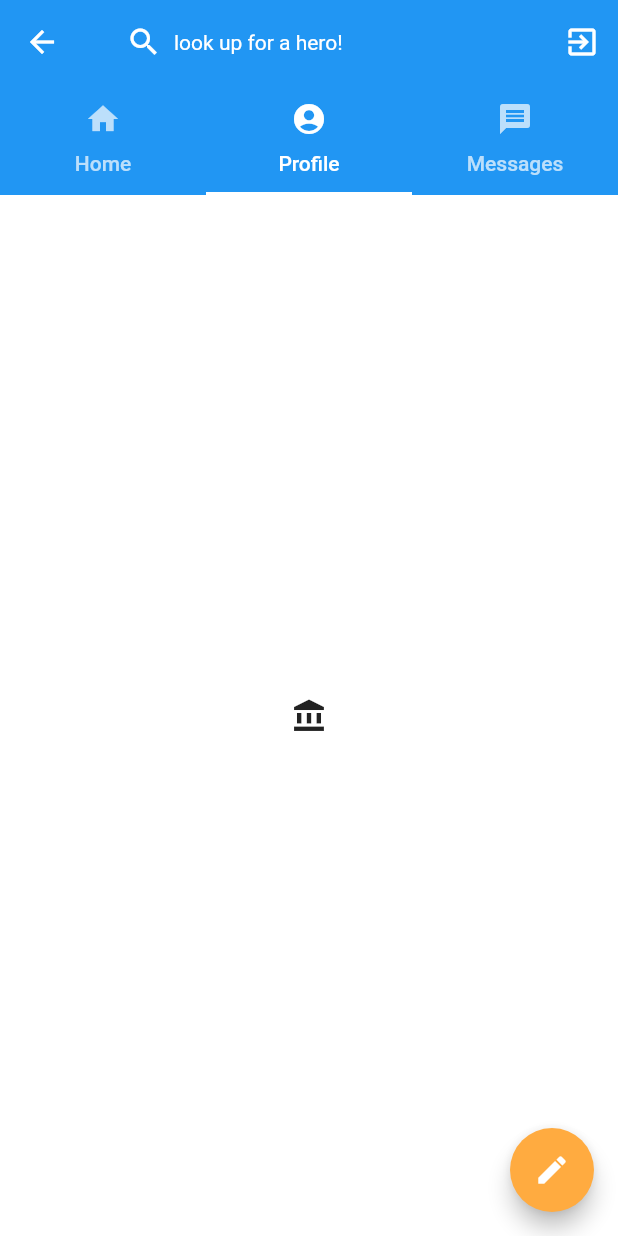
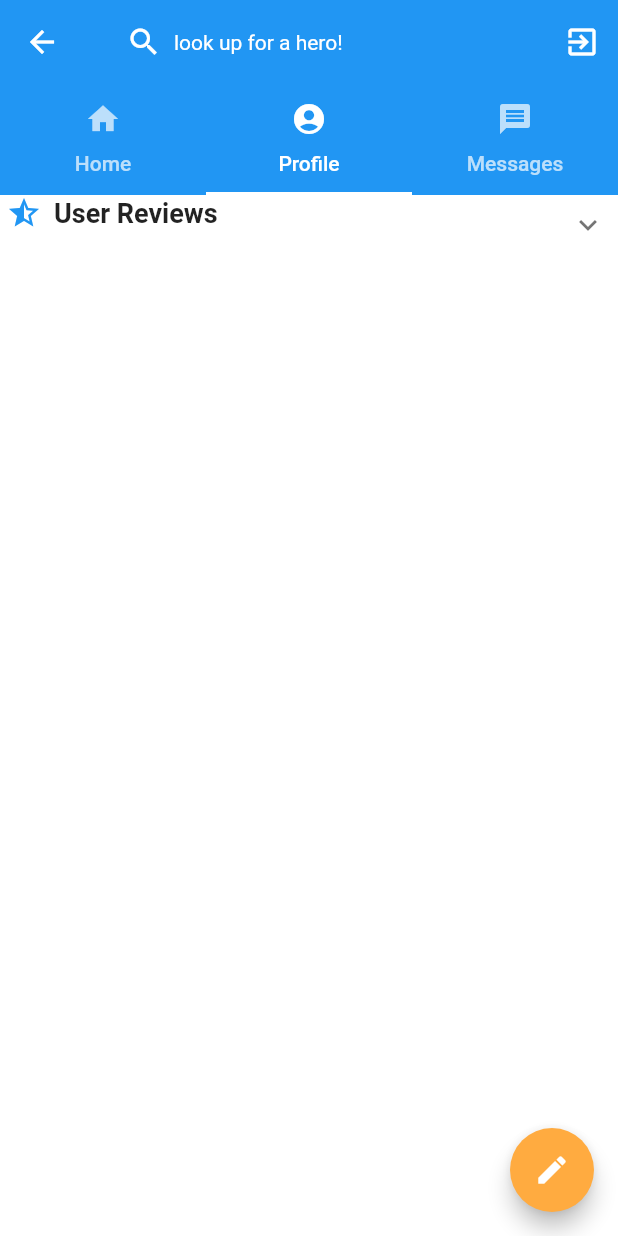
Before and after one commit to omzer/United-Social-App, a Flutter app: the MyHomePage screen opened directly, tab 2 chosen, on a phone screen of 412 x 824 dp. Run offline on Flutter 3.47's test engine with Material 2 defaults, Android fonts, the phone set to English and light mode, and no system bars; drawn by our look-alikes of expandable; our stand-ins replace cloud_firestore, fancy_bottom_navigation, file_picker, firebase_auth, firebase_storage, liquid_pull_to_refresh and 1 more; missing offline and left inert: intro_views_flutter; accounts and stored records are empty.

Commit message:
fixing expandable reviews

```diff
--- a/lib/backend/my_db.dart
+++ b/lib/backend/my_db.dart
@@ -230,4 +230,38 @@ class MyDB {
       StaticContent.pushReplacement(context, HomePage());
     });
   }
+
+  static Future<List<dynamic>> getReviews(String uid) async {
+    List<dynamic> list = [];
+    String rateContent, imgURL, name, id;
+    int rate;
+    QuerySnapshot reviews;
+    await _db
+        .collection('users')
+        .document(uid)
+        .collection('rate')
+        .getDocuments()
+        .then(
+      (QuerySnapshot _) {
+        reviews = _;
+      },
+    );
+    for (int i = 0; i < reviews.documents.length; i++) {
+      rate = reviews.documents[i]['rate'];
+      rateContent = reviews.documents[i]['rateContent'];
+      id = reviews.documents[i]['uid'];
+      await _db.collection('users').document(id).get().then((_) {
+        imgURL = _.data['photoURL'];
+        name = _.data['displayName'];
+        list.add({
+          'rateContent': rateContent,
+          'imgURL': imgURL,
+          'name': name,
+          'rate': rate,
+        });
+      });
+    }
+
+    return list;
+  }
 }
--- a/lib/custom_widgets/my_dialogs.dart
+++ b/lib/custom_widgets/my_dialogs.dart
@@ -1,6 +1,5 @@
 import 'package:flutter/material.dart';
 import 'package:social/MyClasses/static_content.dart';
-import 'package:smooth_star_rating/smooth_star_rating.dart';
 import 'package:social/backend/my_db.dart';
 import 'package:social/custom_widgets/my_custom_textfeild.dart';
 import 'package:social/custom_widgets/my_star_rating.dart';
@@ -13,7 +12,7 @@ class MyDialogs {
       builder: (BuildContext context) {
         return AlertDialog(
           title: Text(title),
-          content: Text(content),
+          content: SingleChildScrollView(child: Text(content)),
           actions: <Widget>[
             FlatButton(
               onPressed: () => Navigator.pop(context),
--- /dev/null
+++ b/lib/custom_widgets/my_expandable_reviews.dart
@@ -0,0 +1,141 @@
+import 'package:expandable/expandable.dart';
+import 'package:flutter/material.dart';
+import 'package:social/backend/my_db.dart';
+import 'package:social/custom_widgets/my_dialogs.dart';
+import 'package:social/custom_widgets/my_text.dart';
+import 'package:smooth_star_rating/smooth_star_rating.dart';
+
+class MyExpandableReviews extends StatelessWidget {
+  final String uid;
+  final BuildContext context;
+  MyExpandableReviews({
+    this.uid,
+    this.context,
+  });
+
+  @override
+  Widget build(BuildContext context) {
+    return ExpandablePanel(
+      header: _buildHeader(),
+      expanded: _buildFuture(),
+    );
+  }
+
+  Widget _buildFuture() {
+    return FutureBuilder(
+      future: MyDB.getReviews(uid),
+      builder: (context, snap) {
+        if (snap.connectionState == ConnectionState.waiting) {
+          return Column(children: <Widget>[LinearProgressIndicator()]);
+        }
+        List<dynamic> listOfReviews = snap.data;
+        List<Widget> listOfWidgets = [];
+        listOfReviews.forEach((review) {
+          listOfWidgets.add(
+            _buildReview(
+              review['rate'],
+              review['rateContent'],
+              review['imgURL'],
+              review['name'],
+            ),
+          );
+          listOfWidgets.add(SizedBox(height: 8));
+        });
+        return Column(children: listOfWidgets);
+      },
+    );
+  }
+
+  Widget _buildHeader() {
+    return Row(
+      children: <Widget>[
+        SizedBox(width: 4),
+        Icon(
+          Icons.star_half,
+          color: Colors.blue,
+        ),
+        SizedBox(width: 8),
+        MyText(
+          content: 'User Reviews',
+          size: 18,
+          isBold: true,
+        ),
+      ],
+    );
+  }
+
+// 47630951
+  Widget _buildReview(int rating, String review, String imgURL, String name) {
+    return SizedBox(
+      width: double.infinity,
+      height: 150,
+      child: InkWell(
+        onTap: () => _showReview(review),
+        child: Card(
+          elevation: 10,
+          child: Stack(
+            children: <Widget>[
+              _buildUserImage(imgURL),
+              _buildName(name),
+              _buildRating(rating),
+              _buildReviewContent(review),
+            ],
+          ),
+        ),
+      ),
+    );
+  }
+
+  Widget _buildUserImage(String imgURL) {
+    return Positioned(
+      left: 4,
+      top: 4,
+      child: CircleAvatar(
+        backgroundImage: NetworkImage(imgURL),
+        radius: 25,
+        backgroundColor: Colors.amber,
+      ),
+    );
+  }
+
+  Widget _buildName(String name) {
+    return Positioned(
+      top: 10,
+      left: 60,
+      child: MyText(
+        content: name.toUpperCase(),
+        size: 16,
+      ),
+    );
+  }
+
+  Widget _buildRating(int rate) {
+    return Positioned(
+      top: 10,
+      right: 10,
+      child: SmoothStarRating(
+        rating: rate.toDouble(),
+        starCount: 5,
+        size: 20,
+      ),
+    );
+  }
+
+  Widget _buildReviewContent(String review) {
+    return Positioned(
+      left: 8,
+      top: 65,
+      right: 8,
+      child: MyText(
+        size: 16,
+        content: review,
+        maxLines: 3,
+        overflow: TextOverflow.fade,
+      ),
+    );
+  }
+
+  void _showReview(String review) {
+    MyDialogs.showCustomDialog(context, 'Review content', review);
+  }
+}
--- a/lib/main.dart
+++ b/lib/main.dart
@@ -1,14 +1,11 @@
 import 'package:flutter/material.dart';
 import 'package:social/pages/guid_page.dart';
-
 
 void main() => runApp(MyApp());
 
 class MyApp extends StatelessWidget {
   @override
   Widget build(BuildContext context) {
-
-
     return MaterialApp(
 //      showSemanticsDebugger: true,
       debugShowCheckedModeBanner: false,
--- a/lib/pages/home_page.dart
+++ b/lib/pages/home_page.dart
@@ -5,6 +5,7 @@ import 'package:social/backend/firebase_auth.dart';
 import 'package:social/backend/my_db.dart';
 import 'package:social/custom_widgets/my_custom_post.dart';
 import 'package:social/custom_widgets/my_dialogs.dart';
+import 'package:social/custom_widgets/my_expandable_reviews.dart';
 import 'package:social/custom_widgets/my_text.dart';
 import 'package:social/pages/view_detailed_post.dart';
 import 'new_post_page.dart';
@@ -208,7 +209,14 @@ class _MyHomePageState extends State<MyHomePage>
   }
 
   Widget _buildProfileTab() {
-    return Icon(Icons.account_balance);
+    return ListView(
+      children: <Widget>[
+        MyExpandableReviews(
+          uid: StaticContent.currentUser.uid,
+          context: context,
+        ),
+      ],
+    );
   }
 
   Widget _buildMessagesTab() {
--- a/pubspec.yaml
+++ b/pubspec.yaml
@@ -27,7 +27,7 @@ dependencies:
   file_picker: '^1.3.4+1'
   smooth_star_rating: '^1.0.2'
   liquid_pull_to_refresh: ^1.1.1
-
+  expandable: ^2.1.1
 
   # The following adds the Cupertino Icons font to your application.
   # Use with the CupertinoIcons class for iOS style icons.
```
Also changed, not shown: pubspec.lock.
